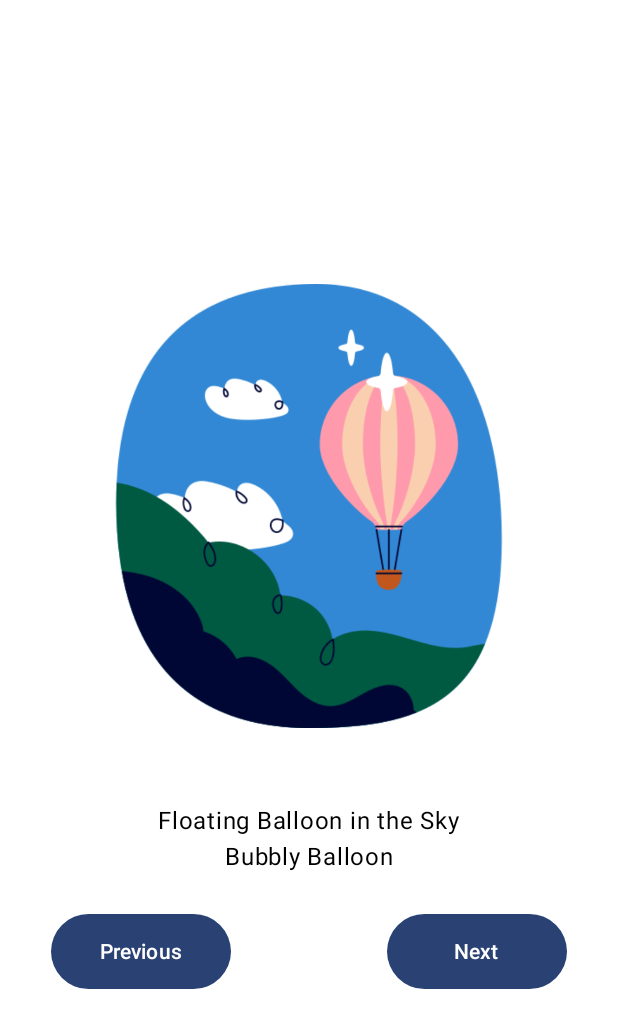
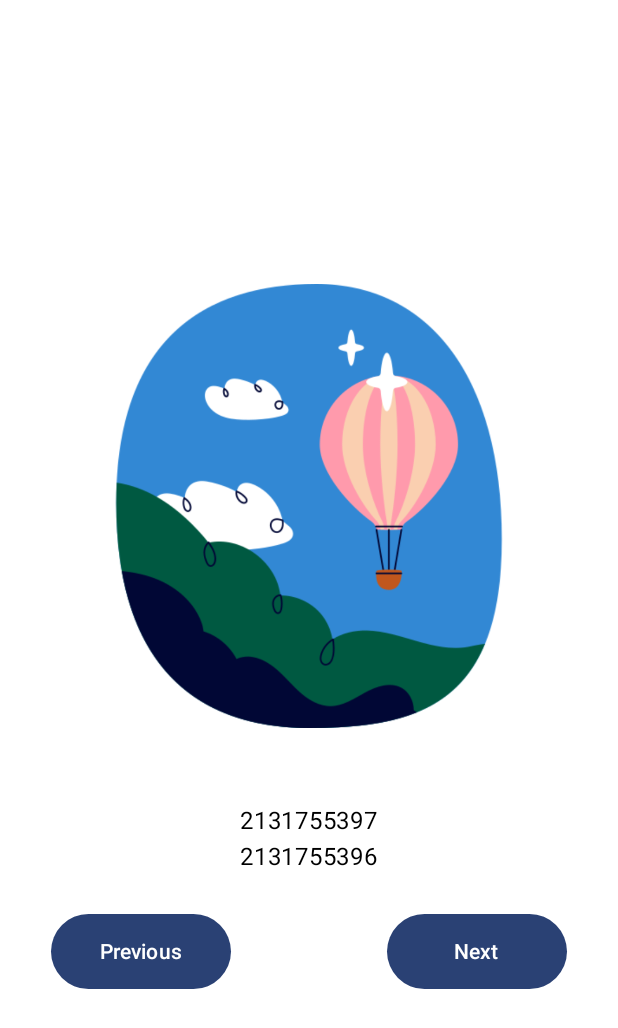
Before and after one commit to liv3041/play_with_compose, an Android app built with Jetpack Compose: the @Preview function ArtSpacePreview, on a phone screen of 412 x 824 dp. Shown: the top 1028 px of the screen. Run offline under Robolectric (Android 15) with nearby library versions, the phone set to English and light mode, and no system bars.

Commit message:
updating ArtSpaceActivity.kt

```diff
--- a/app/src/main/AndroidManifest.xml
+++ b/app/src/main/AndroidManifest.xml
@@ -16,7 +16,8 @@
             android:name=".ArtSpaceActivity"
             android:exported="false"
             android:label="@string/title_activity_art_space"
-            android:theme="@style/Theme.PlayCompose" />
+            android:theme="@style/Theme.PlayCompose"
+            tools:ignore="MissingClass" />
         <activity
             android:name=".AffirmationsActivity"
             android:exported="false"
--- a/app/src/main/java/com/toonandtools/playingwithcompose/ArtSpaceActivity.kt
+++ b/app/src/main/java/com/toonandtools/playingwithcompose/ArtSpaceActivity.kt
@@ -44,9 +44,9 @@ class ArtSpaceActivity : ComponentActivity() {
 fun SpaceCreation( ) {
 
     val data = listOf(
-        Triple("Floating Balloon in the Sky","Bubbly Balloon", R.drawable.hot_air_balloon),
-        Triple("Pastures and Breeze","Greeny Green", R.drawable.mountain),
-        Triple("Land of infinite Sand","Sandy Sand", R.drawable.desert)
+        Triple(R.string.floating_hot_air_balloon_in_the_sky,R.string.bubbly_balloon, R.drawable.hot_air_balloon),
+        Triple(R.string.pastures_and_breeze,R.string.greeny_green,  R.drawable.mountain),
+        Triple(R.string.land_of_infinite_sand,R.string.sandy_sand, R.drawable.desert)
     )
 
     // Mutable state to track the current index
@@ -62,8 +62,8 @@ fun SpaceCreation( ) {
         Image(painter = painterResource(data[currentIndex].third),
             contentDescription = "${data[currentIndex].first} + Image" ,
             modifier = Modifier.padding(50.dp))
-        Text(text = data[currentIndex].first)
-        Text(text = data[currentIndex].second)
+        Text(text = data[currentIndex].first.toString())
+        Text(text = data[currentIndex].second.toString())
 
         Row(
             horizontalArrangement = Arrangement.SpaceBetween,
```
Also changed, not shown: app/src/main/res/values/strings.xml (+8 -0 lines).
